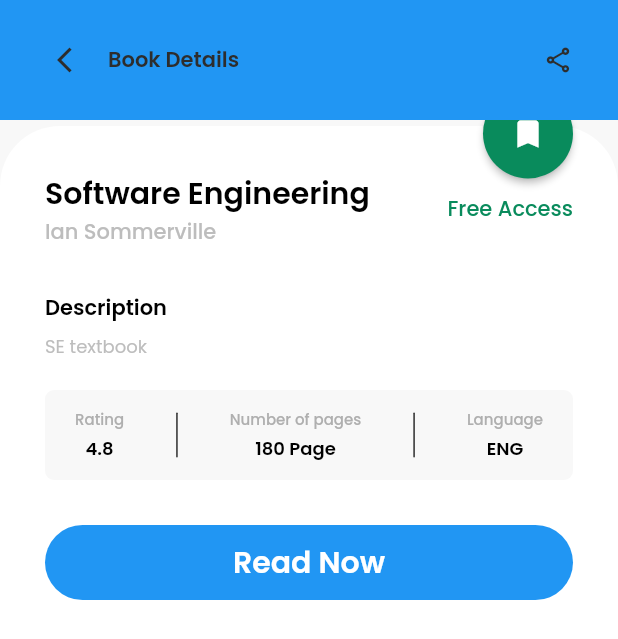
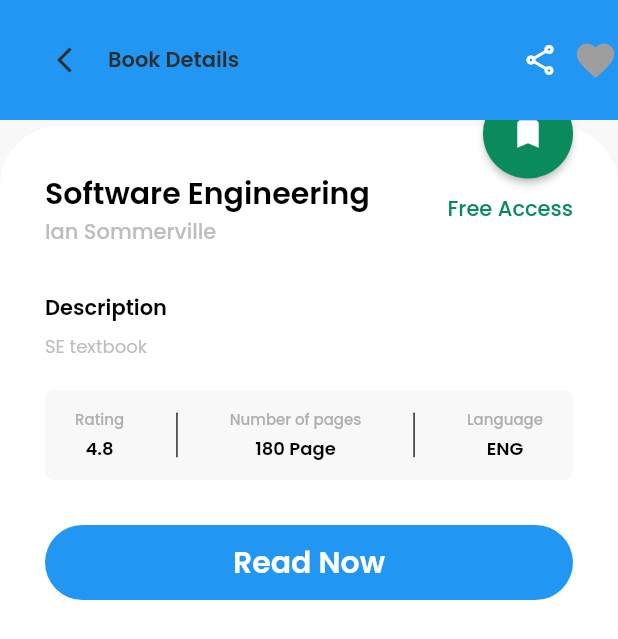
Before and after one commit to huycao2001/Simple-Ebook-app, a Flutter app: the DetailScreen screen opened directly with sample values from the repository, scrolled down 338 dp, on a phone screen of 412 x 824 dp. Shown: the top 639 px of the screen. Run offline on Flutter 3.47's test engine with Material 2 defaults, Android fonts, the phone set to English and light mode, and no system bars; drawn by our look-alikes of like_button; our stand-ins replace google_fonts, percent_indicator.

Commit message:
Update detail_appbar.dart

```diff
--- a/lib/components/detail/detail_appbar.dart
+++ b/lib/components/detail/detail_appbar.dart
@@ -1,5 +1,6 @@
 import 'package:ebook_app/constant.dart';
 import 'package:flutter/material.dart';
+import 'package:like_button/like_button.dart';
 
 
 class DetailAppBar extends StatelessWidget implements PreferredSizeWidget {
@@ -41,14 +42,22 @@ class DetailAppBar extends StatelessWidget implements PreferredSizeWidget {
           onTap: () {},
           splashColor: Colors.transparent,
           highlightColor: Colors.transparent,
-          child: Padding(
-            padding: EdgeInsets.only(right: spacer),
-            child: Icon(
-              Icons.share_outlined,
-              color: darkColor,
-              size: 20,
-            ),
-          ),
+          // child: Padding(
+          //   padding: EdgeInsets.only(right: spacer),
+          //   child: Icon(
+          //     Icons.share_outlined,
+          //     color: darkColor,
+          //     size: 20,
+          //   ),
+          // ),
+              child: Row(children: [
+                Icon(
+                  Icons.share_outlined
+                ),
+                SizedBox(width: 10),
+                LikeButton(),
+              ],
+              )
         ),
       ],
     );
```
